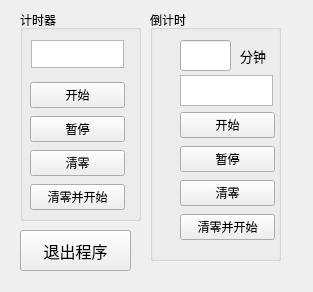
xdd1997/PythonXdd, file TimerXdd/TimerXdd.ui: the form before one commit.
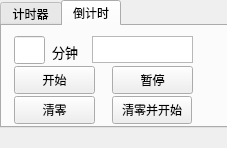
The form after the commit. The open tabs and pages were chosen to show the change.

Commit message: 倒计时大致完成，缺少暂停功能

```diff
--- a/TimerXdd/TimerXdd.ui
+++ b/TimerXdd/TimerXdd.ui
@@ -6,157 +6,129 @@
    <rect>
     <x>0</x>
     <y>0</y>
-    <width>313</width>
-    <height>292</height>
+    <width>227</width>
+    <height>148</height>
    </rect>
   </property>
   <property name="windowTitle">
    <string>Form</string>
   </property>
-  <widget class="QGroupBox" name="groupBox">
+  <widget class="QLabel" name="label_date">
    <property name="geometry">
     <rect>
-     <x>20</x>
-     <y>10</y>
-     <width>121</width>
-     <height>211</height>
+     <x>100</x>
+     <y>130</y>
+     <width>111</width>
+     <height>16</height>
     </rect>
    </property>
-   <property name="title">
+   <property name="font">
+    <font>
+     <pointsize>9</pointsize>
+     <underline>false</underline>
+    </font>
+   </property>
+   <property name="text">
+    <string/>
+   </property>
+   <property name="alignment">
+    <set>Qt::AlignRight|Qt::AlignTrailing|Qt::AlignVCenter</set>
+   </property>
+  </widget>
+  <widget class="QTabWidget" name="tabWidget">
+   <property name="geometry">
+    <rect>
+     <x>0</x>
+     <y>0</y>
+     <width>231</width>
+     <height>128</height>
+    </rect>
+   </property>
+   <property name="currentIndex">
+    <number>0</number>
+   </property>
+   <widget class="QWidget" name="tab">
+    <attribute name="title">
     <string>计时器</string>
-   </property>
+    </attribute>
    <widget class="QTextBrowser" name="textBrowser_jishi">
     <property name="geometry">
      <rect>
-      <x>11</x>
-      <y>30</y>
-      <width>93</width>
+       <x>40</x>
+       <y>10</y>
+       <width>111</width>
       <height>28</height>
      </rect>
     </property>
    </widget>
-   <widget class="QWidget" name="layoutWidget">
-    <property name="geometry">
-     <rect>
-      <x>10</x>
-      <y>70</y>
-      <width>95</width>
-      <height>135</height>
-     </rect>
-    </property>
-    <layout class="QVBoxLayout" name="verticalLayout">
-     <item>
       <widget class="QPushButton" name="pushButton_start1">
+     <property name="geometry">
+      <rect>
+       <x>10</x>
+       <y>40</y>
+       <width>81</width>
+       <height>28</height>
+      </rect>
+     </property>
        <property name="text">
         <string>开始</string>
        </property>
       </widget>
-     </item>
-     <item>
       <widget class="QPushButton" name="pushButton_pause1">
+     <property name="geometry">
+      <rect>
+       <x>110</x>
+       <y>40</y>
+       <width>81</width>
+       <height>28</height>
+      </rect>
+     </property>
        <property name="text">
         <string>暂停</string>
        </property>
       </widget>
-     </item>
-     <item>
       <widget class="QPushButton" name="pushButton_clean1">
+     <property name="geometry">
+      <rect>
+       <x>10</x>
+       <y>70</y>
+       <width>81</width>
+       <height>28</height>
+      </rect>
+     </property>
        <property name="text">
         <string>清零</string>
        </property>
       </widget>
-     </item>
-     <item>
       <widget class="QPushButton" name="pushButton_cleanAndStart1">
-       <property name="text">
-        <string>清零并开始</string>
-       </property>
-      </widget>
-     </item>
-    </layout>
-   </widget>
-  </widget>
-  <widget class="QGroupBox" name="groupBox_2">
    <property name="geometry">
     <rect>
-     <x>150</x>
-     <y>10</y>
-     <width>131</width>
-     <height>251</height>
-    </rect>
-   </property>
-   <property name="title">
+       <x>110</x>
+       <y>70</y>
+       <width>81</width>
+       <height>28</height>
+      </rect>
+     </property>
+     <property name="text">
+      <string>清零并开始</string>
+     </property>
+    </widget>
+   </widget>
+   <widget class="QWidget" name="tab_2">
+    <attribute name="title">
     <string>倒计时</string>
-   </property>
-   <widget class="QWidget" name="layoutWidget">
+    </attribute>
+    <widget class="QLabel" name="label_minute_2">
     <property name="geometry">
      <rect>
-      <x>30</x>
-      <y>100</y>
-      <width>95</width>
-      <height>135</height>
-     </rect>
-    </property>
-    <layout class="QVBoxLayout" name="verticalLayout_2">
-     <item>
-      <widget class="QPushButton" name="pushButton_start2">
-       <property name="text">
-        <string>开始</string>
-       </property>
-      </widget>
-     </item>
-     <item>
-      <widget class="QPushButton" name="pushButton_pause2">
-       <property name="text">
-        <string>暂停</string>
-       </property>
-      </widget>
-     </item>
-     <item>
-      <widget class="QPushButton" name="pushButton_clean2">
-       <property name="text">
-        <string>清零</string>
-       </property>
-      </widget>
-     </item>
-     <item>
-      <widget class="QPushButton" name="pushButton_cleanAndStart2">
-       <property name="text">
-        <string>清零并开始</string>
-       </property>
-      </widget>
-     </item>
-    </layout>
-   </widget>
-   <widget class="QLineEdit" name="lineEdit">
-    <property name="geometry">
-     <rect>
-      <x>30</x>
-      <y>30</y>
+       <x>50</x>
+       <y>10</y>
       <width>51</width>
       <height>31</height>
      </rect>
     </property>
     <property name="font">
      <font>
-      <pointsize>12</pointsize>
-     </font>
-    </property>
-    <property name="alignment">
-     <set>Qt::AlignCenter</set>
-    </property>
-   </widget>
-   <widget class="QLabel" name="label_minute">
-    <property name="geometry">
-     <rect>
-      <x>90</x>
-      <y>30</y>
-      <width>41</width>
-      <height>31</height>
-     </rect>
-    </property>
-    <property name="font">
-     <font>
       <pointsize>10</pointsize>
       <underline>false</underline>
      </font>
@@ -168,52 +140,84 @@
    <widget class="QTextBrowser" name="textBrowser_daojishi">
     <property name="geometry">
      <rect>
-      <x>30</x>
-      <y>65</y>
-      <width>93</width>
-      <height>31</height>
-     </rect>
-    </property>
-   </widget>
-  </widget>
-  <widget class="QPushButton" name="pushButton_exit">
-   <property name="geometry">
-    <rect>
-     <x>20</x>
-     <y>230</y>
-     <width>111</width>
-     <height>41</height>
-    </rect>
-   </property>
-   <property name="font">
-    <font>
-     <pointsize>12</pointsize>
-     <italic>false</italic>
-     <underline>false</underline>
-    </font>
-   </property>
-   <property name="text">
-    <string>退出程序</string>
-   </property>
-  </widget>
-  <widget class="QLabel" name="label_date">
-   <property name="geometry">
-    <rect>
-     <x>190</x>
-     <y>260</y>
+       <x>90</x>
+       <y>10</y>
      <width>101</width>
-     <height>20</height>
+       <height>27</height>
+      </rect>
+     </property>
+    </widget>
+    <widget class="QLineEdit" name="lineEdit">
+     <property name="geometry">
+      <rect>
+       <x>12</x>
+       <y>10</y>
+       <width>31</width>
+       <height>28</height>
     </rect>
    </property>
    <property name="font">
     <font>
-     <pointsize>9</pointsize>
-     <underline>false</underline>
-    </font>
-   </property>
+       <pointsize>12</pointsize>
+      </font>
+     </property>
+     <property name="alignment">
+      <set>Qt::AlignCenter</set>
+     </property>
+    </widget>
+    <widget class="QPushButton" name="pushButton_start2">
+     <property name="geometry">
+      <rect>
+       <x>12</x>
+       <y>40</y>
+       <width>81</width>
+       <height>28</height>
+      </rect>
+     </property>
    <property name="text">
-    <string/>
-   </property>
+      <string>开始</string>
+     </property>
+    </widget>
+    <widget class="QPushButton" name="pushButton_pause2">
+     <property name="geometry">
+      <rect>
+       <x>110</x>
+       <y>40</y>
+       <width>81</width>
+       <height>28</height>
+      </rect>
+     </property>
+     <property name="text">
+      <string>暂停</string>
+     </property>
+    </widget>
+    <widget class="QPushButton" name="pushButton_clean2">
+     <property name="geometry">
+      <rect>
+       <x>12</x>
+       <y>70</y>
+       <width>81</width>
+       <height>28</height>
+      </rect>
+     </property>
+     <property name="text">
+      <string>清零</string>
+     </property>
+    </widget>
+    <widget class="QPushButton" name="pushButton_cleanAndStart2">
+     <property name="geometry">
+      <rect>
+       <x>110</x>
+       <y>70</y>
+       <width>80</width>
+       <height>28</height>
+      </rect>
+     </property>
+     <property name="text">
+      <string>清零并开始</string>
+     </property>
+    </widget>
+   </widget>
   </widget>
  </widget>
  <resources/>
```
Left out of the diff: 19 changed lines with no effect on the pictures. Lines whose indentation alone changed are shown as unchanged. The commit also changes 8 other files.
